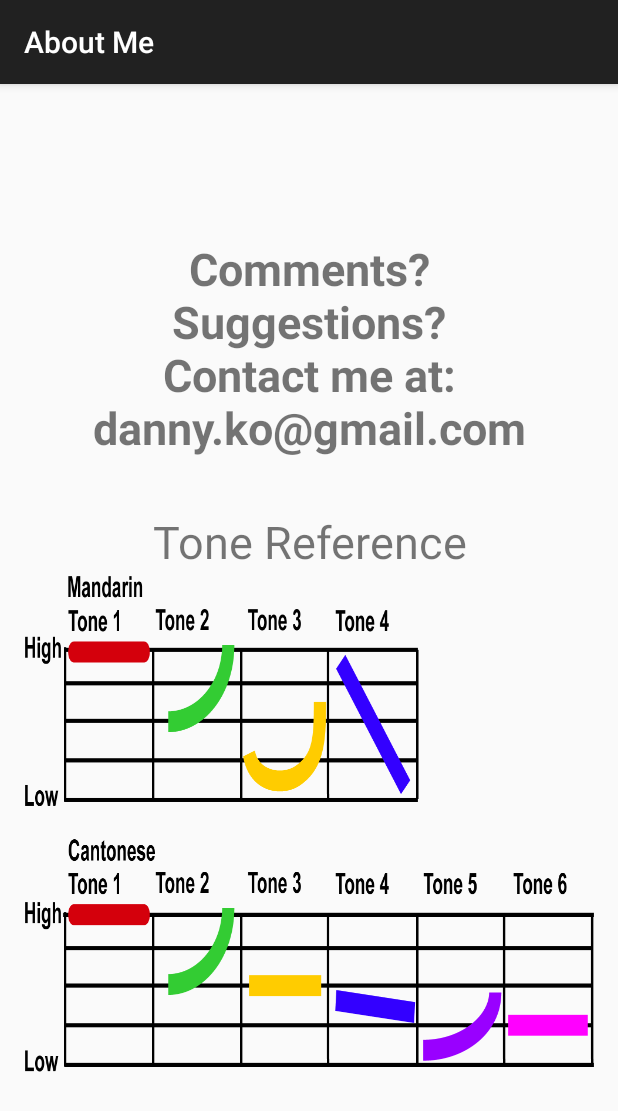
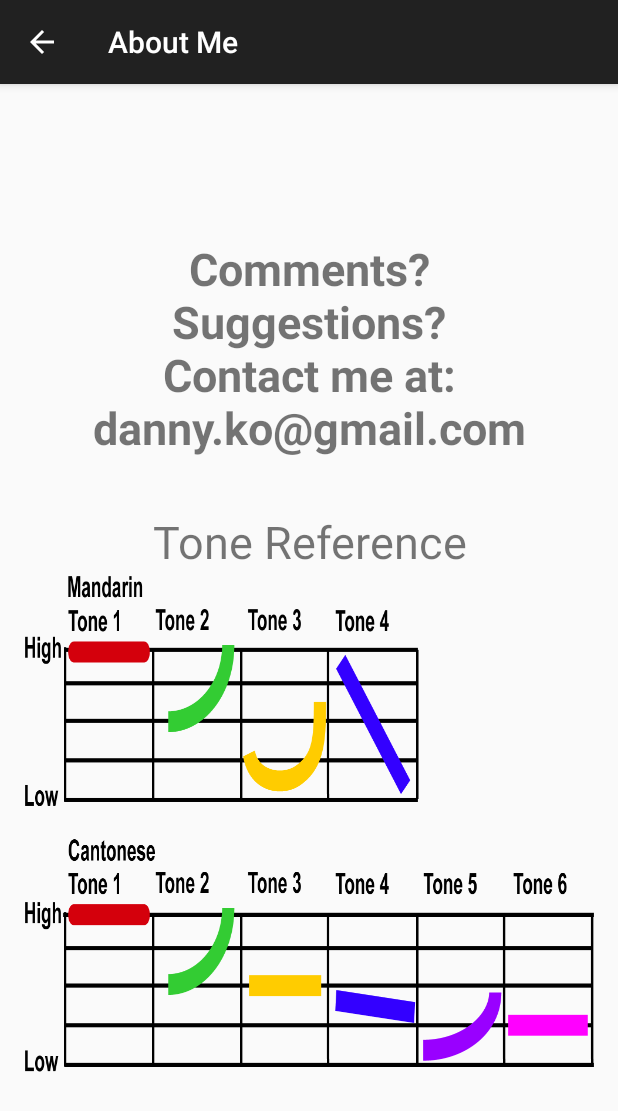
Before and after one commit to dannyko22/ChineseDictionary, an Android app: the screen it shows after launch (about_me), in the options menu, after a tap on "About Me", on a phone screen of 412 x 824 dp. Shown: the top 1111 px of the screen. Run offline under Robolectric (Android 15) with nearby library versions, the phone set to English and light mode, and no system bars; our stand-ins replace AdMob; network calls fail; 1 statement that could not run was skipped.

Commit message:
fixed up deprecated actionbaractivity to appcompatactivity

```diff
--- a/app/build.gradle
+++ b/app/build.gradle
@@ -7,8 +7,8 @@ android {
     defaultConfig {
         minSdkVersion 14
         targetSdkVersion 23
-        versionCode 11
-        versionName "11"
+        versionCode 13
+        versionName "13"
     }
 
 
--- a/app/src/main/AndroidManifest.xml
+++ b/app/src/main/AndroidManifest.xml
@@ -48,6 +48,5 @@
     <uses-permission android:name="android.permission.READ_EXTERNAL_STORAGE" />
     <uses-permission android:name="android.permission.WRITE_EXTERNAL_STORAGE" />
     <uses-permission android:name="android.permission.ACCESS_NETWORK_STATE" />
-    <uses-permission android:name="android.permission.READ_PHONE_STATE" />
 
 </manifest>
--- a/app/src/main/java/com/chinesedictionary/app/DataBaseHelper.java
+++ b/app/src/main/java/com/chinesedictionary/app/DataBaseHelper.java
@@ -106,7 +106,6 @@ public class DataBaseHelper extends SQLiteOpenHelper {
 
         }catch(SQLiteException e){
 
-//database does't exist yet.
 
         }
 
@@ -223,6 +222,7 @@ public class DataBaseHelper extends SQLiteOpenHelper {
 
         return items;
     }
+//database does't exist yet.
 
 
 }
--- a/app/src/main/java/com/chinesedictionary/app/DictionaryItemActivity.java
+++ b/app/src/main/java/com/chinesedictionary/app/DictionaryItemActivity.java
@@ -5,6 +5,7 @@ import android.content.ClipboardManager;
 import android.content.Intent;
 import android.support.v7.app.ActionBarActivity;
 import android.os.Bundle;
+import android.support.v7.app.AppCompatActivity;
 import android.view.Menu;
 import android.view.MenuItem;
 import android.view.View;
@@ -12,7 +13,7 @@ import android.widget.TextView;
 import android.widget.Toast;
 
 
-public class DictionaryItemActivity extends ActionBarActivity {
+public class DictionaryItemActivity extends AppCompatActivity {
 
     String traditionalChineseChars;
     String simplifiedChineseChars;
@@ -25,7 +26,7 @@ public class DictionaryItemActivity extends ActionBarActivity {
         super.onCreate(savedInstanceState);
         setContentView(R.layout.dictionary_item_activity);
 
-        getActionBar().setDisplayHomeAsUpEnabled(true);
+        getSupportActionBar().setDisplayHomeAsUpEnabled(true);
 
         // Set the strings in the class declaration.
         Intent intent = getIntent();
--- a/app/src/main/java/com/chinesedictionary/app/about_me.java
+++ b/app/src/main/java/com/chinesedictionary/app/about_me.java
@@ -3,18 +3,19 @@ package com.chinesedictionary.app;
 import android.support.v4.app.NavUtils;
 import android.support.v7.app.ActionBarActivity;
 import android.os.Bundle;
+import android.support.v7.app.AppCompatActivity;
 import android.view.Menu;
 import android.view.MenuItem;
 
 
-public class about_me extends ActionBarActivity {
+public class about_me extends AppCompatActivity {
 
     @Override
     protected void onCreate(Bundle savedInstanceState) {
         super.onCreate(savedInstanceState);
         setContentView(R.layout.activity_about_me);
 
-        getActionBar().setDisplayHomeAsUpEnabled(true);
+        getSupportActionBar().setDisplayHomeAsUpEnabled(true);
     }
 
 
--- a/app/src/main/res/menu/main.xml
+++ b/app/src/main/res/menu/main.xml
@@ -7,4 +7,8 @@
         android:title="@string/action_settings"
         android:orderInCategory="100"
         app:showAsAction="never" />
+    <item android:id="@+id/action_rate_me"
+        android:title="Rate Me"
+        android:orderInCategory="100"
+        app:showAsAction="never" />
 </menu>
--- a/build.gradle
+++ b/build.gradle
@@ -5,7 +5,7 @@ buildscript {
         mavenCentral()
     }
     dependencies {
-        classpath 'com.android.tools.build:gradle:2.1.0'
+        classpath 'com.android.tools.build:gradle:2.2.3'
     }
 }
 
```
Also changed, not shown: app/src/main/java/com/chinesedictionary/app/MainActivity.java (+30 -1 lines), gradle/wrapper/gradle-wrapper.properties, 3 other files.
